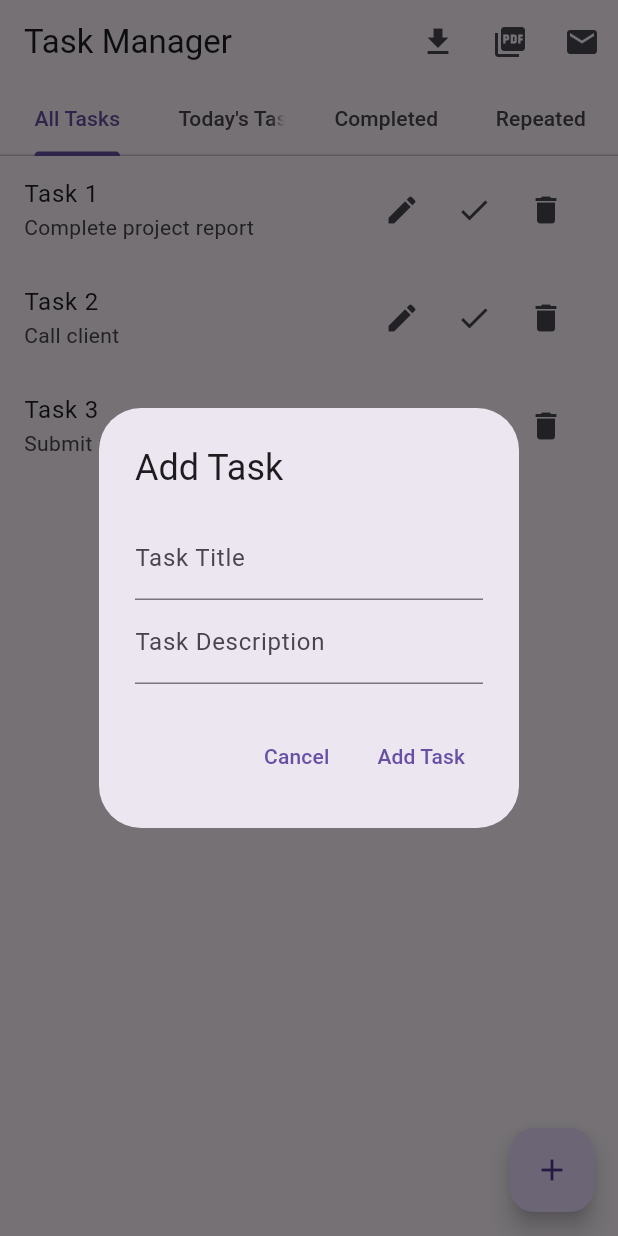
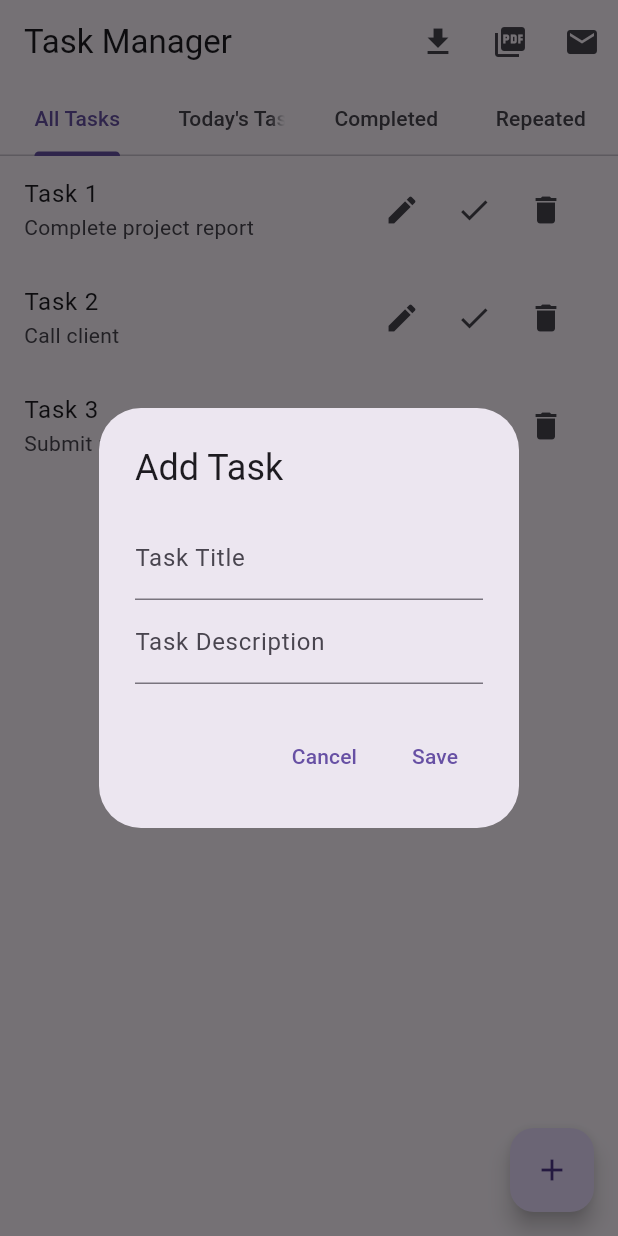
Before and after one commit to Shanza99/Task-Manager-App, a Flutter app: the screen it shows after launch, after a tap on the "add" icon, on a phone screen of 412 x 824 dp. Run offline on Flutter 3.47's test engine with Material 3 defaults, Android fonts, the phone set to English and light mode, and no system bars; our stand-ins replace csv, flutter_local_notifications, pdf, sqflite; missing offline and left inert: dart:html; accounts and stored records are empty.

Commit message:
Update main.dart

```diff
--- a/taskm/lib/main.dart
+++ b/taskm/lib/main.dart
@@ -1,12 +1,12 @@
 import 'dart:convert';
 import 'dart:html' as html;
 import 'dart:typed_data';
-
 import 'package:flutter/material.dart';
 import 'package:pdf/pdf.dart';
 import 'package:pdf/widgets.dart' as pw;
 import 'package:csv/csv.dart';
 import 'package:url_launcher/url_launcher.dart';
+import 'package:flutter_local_notifications/flutter_local_notifications.dart';
 
 void main() {
   runApp(TaskManagerApp());
@@ -30,12 +30,46 @@ class TaskHomePage extends StatefulWidget {
 class _TaskHomePageState extends State<TaskHomePage> with SingleTickerProviderStateMixin {
   List<Map<String, dynamic>> _tasks = [];
   late TabController _tabController;
+  FlutterLocalNotificationsPlugin? _flutterLocalNotificationsPlugin;
 
   @override
   void initState() {
     super.initState();
     _tabController = TabController(length: 4, vsync: this);
+    _flutterLocalNotificationsPlugin = FlutterLocalNotificationsPlugin();
+    _initializeNotifications();
     _loadDummyTasks();
+  }
+
+  // Initialize local notifications
+  Future<void> _initializeNotifications() async {
+    const initializationSettingsAndroid = AndroidInitializationSettings('app_icon');
+    const initializationSettings = InitializationSettings(android: initializationSettingsAndroid);
+
+    await _flutterLocalNotificationsPlugin?.initialize(initializationSettings);
+  }
+
+  // Schedule local notification for task
+  Future<void> _scheduleNotification(Map<String, dynamic> task) async {
+    DateTime dueDate = DateTime.parse(task['dueDate']);
+    var scheduledTime = dueDate.subtract(Duration(minutes: 10)); // Set 10 minutes before due date as notification time
+
+    const androidDetails = AndroidNotificationDetails(
+      'task_channel',
+      'Task Notifications',
+      importance: Importance.max,
+      priority: Priority.high,
+    );
+
+    const platformDetails = NotificationDetails(android: androidDetails);
+
+    await _flutterLocalNotificationsPlugin?.schedule(
+      task['id'],
+      'Task Reminder',
+      'Your task "${task['title']}" is due!',
+      scheduledTime,
+      platformDetails,
+    );
   }
 
   // Load dummy tasks for demonstration
@@ -66,6 +100,11 @@ class _TaskHomePageState extends State<TaskHomePage> with SingleTickerProviderSt
         'repeatDays': 'monthly',
       },
     ];
+
+    // Schedule notifications for all tasks
+    for (var task in _tasks) {
+      _scheduleNotification(task);
+    }
   }
 
   // Export tasks to CSV
@@ -241,30 +280,33 @@ class _TaskHomePageState extends State<TaskHomePage> with SingleTickerProviderSt
 
   // Dummy method to get completed tasks
   List<Map<String, dynamic>> _getCompletedTasks() {
-    return _tasks.where((task) => task['isCompleted']).toList();
+    return _tasks.where((task) => task['isCompleted'] == true).toList();
   }
 
   // Dummy method to get repeated tasks
   List<Map<String, dynamic>> _getRepeatedTasks() {
-    return _tasks.where((task) => task['repeatDays'] != null).toList();
+    return _tasks.where((task) => task['repeatDays'] != 'none').toList();
   }
 
-  // Show Add Task Dialog
+  // Show add task dialog
   void _showAddTaskDialog(BuildContext context) {
+    final taskController = TextEditingController();
+    final descriptionController = TextEditingController();
+
     showDialog(
       context: context,
       builder: (context) => AlertDialog(
-        title: Text("Add Task"),
+        title: Text('Add Task'),
         content: Column(
           mainAxisSize: MainAxisSize.min,
           children: [
             TextField(
+              controller: taskController,
               decoration: InputDecoration(labelText: 'Task Title'),
-              onChanged: (value) {},
             ),
             TextField(
+              controller: descriptionController,
               decoration: InputDecoration(labelText: 'Task Description'),
-              onChanged: (value) {},
             ),
           ],
         ),
@@ -277,34 +319,46 @@ class _TaskHomePageState extends State<TaskHomePage> with SingleTickerProviderSt
           ),
           TextButton(
             onPressed: () {
-              // Add task to list
+              setState(() {
+                _tasks.add({
+                  'id': _tasks.length + 1,
+                  'title': taskController.text,
+                  'description': descriptionController.text,
+                  'dueDate': DateTime.now().add(Duration(days: 1)).toIso8601String(),
+                  'isCompleted': false,
+                  'repeatDays': 'daily',
+                });
+              });
               Navigator.pop(context);
             },
-            child: Text('Add Task'),
+            child: Text('Save'),
           ),
         ],
       ),
     );
   }
 
-  // Show Edit Task Dialog
+  // Show edit task dialog
   void _showEditTaskDialog(BuildContext context, Map<String, dynamic> task) {
+    final taskController = TextEditingController(text: task['title']);
+    final descriptionController = TextEditingController(text: task['description']);
+
     showDialog(
       context: context,
       builder: (context) => AlertDialog(
-        title: Text("Edit Task"),
+        title: Text('Edit Task'),
         content: Column(
           mainAxisSize: MainAxisSize.min,
           children: [
             TextField(
-              controller: TextEditingController(text: task['title']),
+              controller: taskController,
               decoration: InputDecoration(labelText: 'Task Title'),
               onChanged: (value) {
                 task['title'] = value;
               },
             ),
             TextField(
-              controller: TextEditingController(text: task['description']),
+              controller: descriptionController,
               decoration: InputDecoration(labelText: 'Task Description'),
               onChanged: (value) {
                 task['description'] = value;
@@ -321,7 +375,6 @@ class _TaskHomePageState extends State<TaskHomePage> with SingleTickerProviderSt
           ),
           TextButton(
             onPressed: () {
-              // Save the changes
               setState(() {});
               Navigator.pop(context);
             },
```
